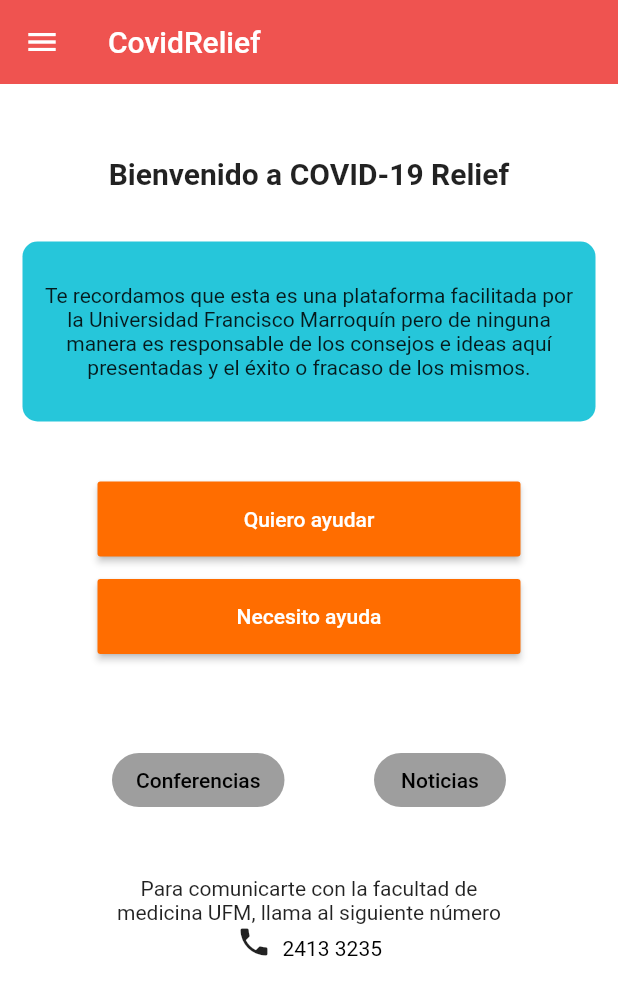
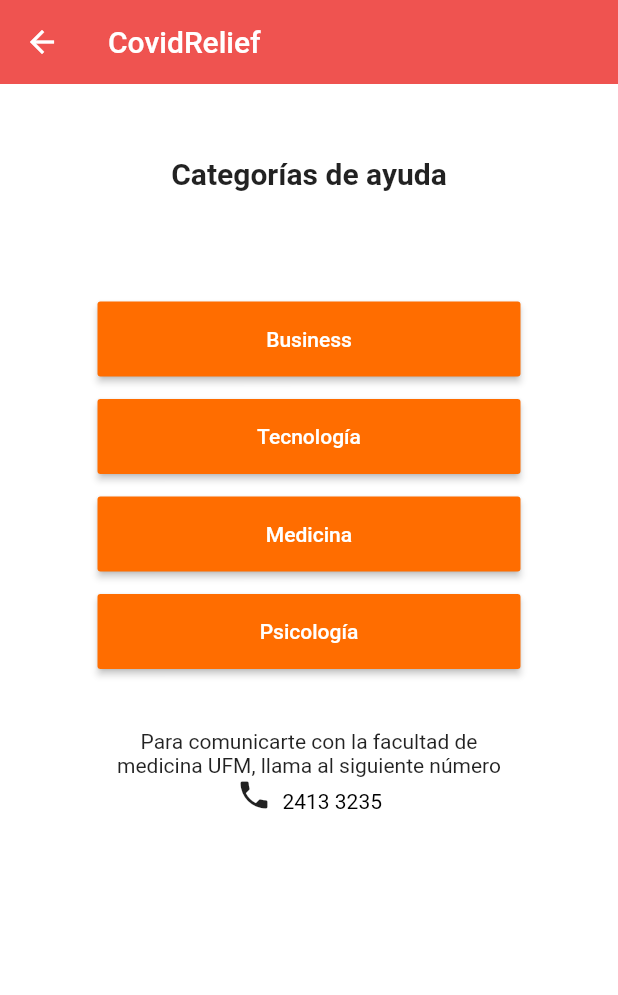
Before and after one commit to Covid-relief/CovidReliefApp, a Flutter app: the Home screen opened directly, after a tap on "Quiero ayudar", on a phone screen of 412 x 824 dp. Shown: the top 995 px of the screen. Run offline on Flutter 3.47's test engine with Material 2 defaults, Android fonts, the phone set to English and light mode, and no system bars; our stand-ins replace cloud_firestore, firebase_auth, flutter_secure_storage, google_sign_in; missing offline and left inert: flutter_auth_buttons, flutter_facebook_login; accounts and stored records are empty.

Commit message:
Created Category screen

```diff
--- /dev/null
+++ b/CovidRelief/lib/screens/HelpCategory/HelpCategories.dart
@@ -0,0 +1,132 @@
+import 'package:CovidRelief/models/profile.dart';
+import 'package:CovidRelief/screens/authenticate/authenticate.dart';
+import 'package:CovidRelief/screens/home/settings_form.dart';
+import 'package:flutter/material.dart';
+import 'package:CovidRelief/services/auth.dart';
+import 'package:CovidRelief/services/database.dart';
+import 'package:provider/provider.dart';
+import 'package:CovidRelief/screens/home/user_profile.dart';
+
+
+
+class Category extends StatelessWidget {
+  final AuthService _auth = AuthService();
+  @override
+ // State<StatefulWidget> createState() {
+    Widget build(BuildContext context) {
+
+      return Scaffold(
+            backgroundColor: Colors.white,
+            appBar: AppBar(
+              title: Text('CovidRelief'),
+              backgroundColor: Colors.red[400],
+              elevation: 0.0,),
+
+            body:
+            ListView(
+              padding: const EdgeInsets.all(15),
+              children: <Widget>[
+                Container(
+                  height: 90,
+                  child: const Center(child: Text('Categorías de ayuda', style: TextStyle(fontSize: 20, fontWeight: FontWeight.bold))),
+                ),
+
+                Container(
+                  height: 40,
+                ),
+                Container(
+                  height: 50,
+                  padding: EdgeInsets.fromLTRB(50,0,50,0),
+                  child:
+                  RaisedButton(
+                    padding: const EdgeInsets.all(2.0),
+                    textColor: Colors.white,
+                    color: Colors.orangeAccent[700],
+                    onPressed:() {},
+                    child: new Text("Business"),
+                  ),
+                ),
+                Container(
+                  height: 15,
+                ),
+                Container(
+                  height: 50,
+                  padding: EdgeInsets.fromLTRB(50,0,50,0),
+                  child:
+                  RaisedButton(
+                    padding: const EdgeInsets.all(2.0),
+                    textColor: Colors.white,
+                    color: Colors.orangeAccent[700],
+                    onPressed:() {
+
+                    },
+                    child: new Text("Tecnología"),
+                  ),
+                ),
+                Container(
+                  height: 15,
+                ),
+                Container(
+                  height: 50,
+                  padding: EdgeInsets.fromLTRB(50,0,50,0),
+                  child:
+                  RaisedButton(
+                    padding: const EdgeInsets.all(2.0),
+                    textColor: Colors.white,
+                    color: Colors.orangeAccent[700],
+                    onPressed:() {
+
+                    },
+                    child: new Text("Medicina"),
+                  ),
+                ),
+                Container(
+                  height: 15,
+                ),
+                Container(
+                  height: 50,
+                  padding: EdgeInsets.fromLTRB(50,0,50,0),
+                  child:
+                  RaisedButton(
+                    padding: const EdgeInsets.all(2.0),
+                    textColor: Colors.white,
+                    color: Colors.orangeAccent[700],
+                    onPressed:() {
+
+                    },
+                    child: new Text("Psicología"),
+                  ),
+                ),
+                Container(
+                  height: 40,
+                ),
+                Container(
+                    padding: EdgeInsets.fromLTRB(50,0,50,0),
+                    child:
+                    Column(
+                      mainAxisAlignment: MainAxisAlignment.spaceEvenly,
+                      children: [
+                        Text('Para comunicarte con la facultad de medicina UFM, '
+                            'llama al siguiente número', textAlign: TextAlign.center,),
+                        RichText(text: TextSpan(
+                            children: [
+                              WidgetSpan(child: Icon(Icons.phone)),
+                              TextSpan(
+                                text: '  2413 3235',
+                                style: TextStyle(color: Colors.black),
+                              )
+                            ]
+                        ))
+                      ],
+                    )
+                )
+              ],
+            )
+          // personal data from settings_form.dart
+          //HAY QUE DESARROLLAR EL HOME
+          // redirect to user profile
+          //UserProfile(), //UserList(),
+
+      );
+    }
+  }
--- a/CovidRelief/lib/screens/home/home.dart
+++ b/CovidRelief/lib/screens/home/home.dart
@@ -6,6 +6,7 @@ import 'package:CovidRelief/services/auth.dart';
 import 'package:CovidRelief/services/database.dart';
 import 'package:provider/provider.dart';
 import 'package:CovidRelief/screens/home/user_profile.dart';
+import 'package:CovidRelief/screens/HelpCategory/HelpCategories.dart';
 
 
 class Home extends StatelessWidget {
@@ -53,6 +54,7 @@ class Home extends StatelessWidget {
                  // label: Text("Configuración"),
                  // onPressed:() => _showSettingsPanel(),
                // ),
+
                 FlatButton.icon(
                   icon: Icon(Icons.person),
                   label: Text('Cerrar Sesión'),
@@ -96,7 +98,10 @@ class Home extends StatelessWidget {
                           padding: const EdgeInsets.all(2.0),
                           textColor: Colors.white,
                           color: Colors.orangeAccent[700],
-                          onPressed:() {},
+                          onPressed:() {
+                            print("button press");
+                            Navigator.pushReplacement(context, MaterialPageRoute(builder: (context) => Category()),);
+                          },
                           child: new Text("Quiero ayudar"),
                       ),
                     ),
@@ -111,7 +116,9 @@ class Home extends StatelessWidget {
                         padding: const EdgeInsets.all(2.0),
                         textColor: Colors.white,
                         color: Colors.orangeAccent[700],
-                        onPressed:() {},
+                        onPressed:() {
+                          Navigator.pushReplacement(context, MaterialPageRoute(builder: (context) => Category()),);
+                        },
                         child: new Text("Necesito ayuda"),
                       ),
                     ),
--- a/CovidRelief/lib/screens/home/settings_form.dart
+++ b/CovidRelief/lib/screens/home/settings_form.dart
@@ -75,7 +75,9 @@ class _UserDataFormState extends State<UserDataForm> {
       appBar: AppBar(
         title: Text('Registrarse'),
         backgroundColor: Colors.red[400],
+
       ),
+
       body: StreamBuilder<UserData>(
         stream: DatabaseService(uid: user.uid).userData,
         builder: (context, snapshot) {
@@ -86,7 +88,14 @@ class _UserDataFormState extends State<UserDataForm> {
             child: SingleChildScrollView(
               child: Column(
                 children: <Widget>[
+                  FlatButton.icon(
+                    icon: Icon(Icons.person),
+                    label: Text('Cerrar Sesión'),
+                    onPressed: ()  {
 
+                      Navigator.pushReplacement(context, MaterialPageRoute(builder: (context) => Authenticate()),);
+                    },
+                  ),
                   // this sizebox helps us to keep distance between elements
                   SizedBox(height: 30.0),
 
```
Also changed, not shown: CovidRelief/pubspec.lock.
